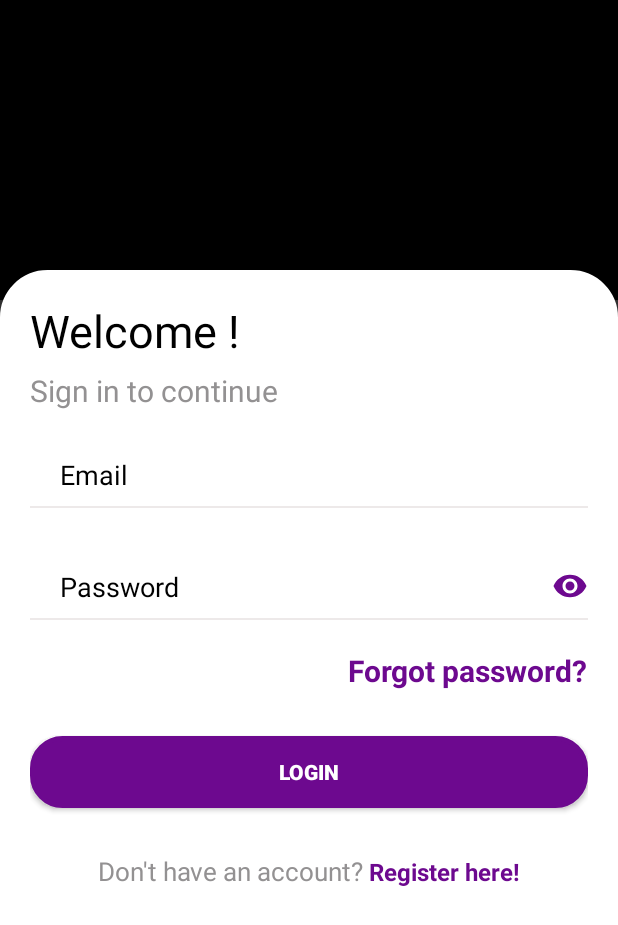
After one commit to KayesFahim/Fly-Far-Ladies, an Android app: the LoginActivity screen opened directly, with no data from a screen before it, on a phone screen of 412 x 824 dp. The commit adds this screen. Shown: the top 925 px of the screen. Run offline under Robolectric (Android 15) with nearby library versions, the phone set to English and light mode, and no system bars.

Commit message:
Login Page Done

```diff
--- a/app/src/main/AndroidManifest.xml
+++ b/app/src/main/AndroidManifest.xml
@@ -9,6 +9,12 @@
         android:roundIcon="@mipmap/ic_launcher_round"
         android:supportsRtl="true"
         android:theme="@style/Theme.FlyFarLadies">
+        <activity
+            android:name=".RegistrationActivity"
+            android:exported="false" />
+        <activity
+            android:name=".LoginActivity"
+            android:exported="false" />
         <activity
             android:name=".AuthActivity"
             android:exported="false" />
--- a/app/src/main/java/com/example/flyfarladies/AuthActivity.java
+++ b/app/src/main/java/com/example/flyfarladies/AuthActivity.java
@@ -2,7 +2,9 @@ package com.example.flyfarladies;
 
 import androidx.appcompat.app.AppCompatActivity;
 
+import android.content.Intent;
 import android.os.Bundle;
+import android.view.View;
 
 public class AuthActivity extends AppCompatActivity {
 
@@ -10,5 +12,14 @@ public class AuthActivity extends AppCompatActivity {
     protected void onCreate(Bundle savedInstanceState) {
         super.onCreate(savedInstanceState);
         setContentView(R.layout.activity_auth);
+
+    }
+
+    public void AuthRegistration(View view) {
+        startActivity(new Intent(this, RegistrationActivity.class));
+    }
+
+    public void AuthLogin(View view) {
+        startActivity(new Intent(this, LoginActivity.class));
     }
 }
--- /dev/null
+++ b/app/src/main/java/com/example/flyfarladies/LoginActivity.java
@@ -0,0 +1,14 @@
+package com.example.flyfarladies;
+
+import androidx.appcompat.app.AppCompatActivity;
+
+import android.os.Bundle;
+
+public class LoginActivity extends AppCompatActivity {
+
+    @Override
+    protected void onCreate(Bundle savedInstanceState) {
+        super.onCreate(savedInstanceState);
+        setContentView(R.layout.activity_login);
+    }
+}
--- /dev/null
+++ b/app/src/main/java/com/example/flyfarladies/RegistrationActivity.java
@@ -0,0 +1,15 @@
+package com.example.flyfarladies;
+
+import androidx.appcompat.app.AppCompatActivity;
+
+import android.os.Bundle;
+
+public class RegistrationActivity extends AppCompatActivity {
+
+    @Override
+    protected void onCreate(Bundle savedInstanceState) {
+        super.onCreate(savedInstanceState);
+        setContentView(R.layout.activity_registration);
+
+    }
+}
--- /dev/null
+++ b/app/src/main/res/drawable/bottomborder.xml
@@ -0,0 +1,12 @@
+<?xml version="1.0" encoding="utf-8"?>
+<layer-list xmlns:android="http://schemas.android.com/apk/res/android">
+    <item android:left="-4dp"
+        android:top="-4dp"
+        android:right="-4dp">
+        <shape android:shape="rectangle">
+            <stroke
+                android:width="1dp"
+                android:color="#EDE9E9" />
+        </shape>
+    </item>
+</layer-list>
--- /dev/null
+++ b/app/src/main/res/drawable/button.xml
@@ -0,0 +1,10 @@
+<?xml version="1.0" encoding="utf-8"?>
+<shape xmlns:android="http://schemas.android.com/apk/res/android"
+    android:shape="rectangle">
+
+    <solid android:color="#6d098f" />
+
+    <corners android:radius="20dp" />
+    <stroke android:width="5px"
+        android:color="#6d098f" />
+</shape>
--- /dev/null
+++ b/app/src/main/res/drawable/loginform.xml
@@ -0,0 +1,11 @@
+<?xml version="1.0" encoding="utf-8"?>
+<shape xmlns:android="http://schemas.android.com/apk/res/android"
+    android:shape="rectangle">
+
+    <solid android:color="#FFFFFF" />
+
+    <corners
+        android:topLeftRadius="30dp"
+        android:topRightRadius="30dp"/>
+    <stroke android:width="5px" android:color="#FFF" />
+</shape>
--- /dev/null
+++ b/app/src/main/res/drawable/passview.xml
@@ -0,0 +1,5 @@
+<vector android:height="24dp" android:tint="#6D098F"
+    android:viewportHeight="24" android:viewportWidth="24"
+    android:width="24dp" xmlns:android="http://schemas.android.com/apk/res/android">
+    <path android:fillColor="@android:color/white" android:pathData="M12,4.5C7,4.5 2.73,7.61 1,12c1.73,4.39 6,7.5 11,7.5s9.27,-3.11 11,-7.5c-1.73,-4.39 -6,-7.5 -11,-7.5zM12,17c-2.76,0 -5,-2.24 -5,-5s2.24,-5 5,-5 5,2.24 5,5 -2.24,5 -5,5zM12,9c-1.66,0 -3,1.34 -3,3s1.34,3 3,3 3,-1.34 3,-3 -1.34,-3 -3,-3z"/>
+</vector>
--- a/app/src/main/res/layout/activity_auth.xml
+++ b/app/src/main/res/layout/activity_auth.xml
@@ -13,6 +13,7 @@
         android:layout_width="wrap_content"
         android:layout_height="wrap_content"
         android:id="@+id/registration"
+        android:onClick="AuthRegistration"
         android:layout_centerHorizontal="true"
         android:layout_marginBottom="30dp"
         android:paddingTop="20dp"
@@ -22,11 +23,13 @@
         android:paddingRight="100dp"
         android:background="@drawable/button_border"
         android:layout_above="@+id/login"
-        android:text="@string/registration"/>
+        android:text="@string/registration"
+        tools:ignore="OnClick" />
     <Button
         android:layout_width="wrap_content"
         android:layout_height="wrap_content"
         android:id="@+id/login"
+        android:onClick="AuthLogin"
         android:layout_alignParentBottom="true"
         android:layout_centerHorizontal="true"
         android:paddingTop="20dp"
--- /dev/null
+++ b/app/src/main/res/layout/activity_login.xml
@@ -0,0 +1,126 @@
+<?xml version="1.0" encoding="utf-8"?>
+<RelativeLayout xmlns:android="http://schemas.android.com/apk/res/android"
+    xmlns:app="http://schemas.android.com/apk/res-auto"
+    xmlns:tools="http://schemas.android.com/tools"
+    android:layout_width="match_parent"
+    android:layout_height="wrap_content"
+    tools:context=".LoginActivity">
+
+        <ImageView
+            android:id="@+id/logintopimage"
+            android:layout_width="match_parent"
+            android:layout_height="200dp"
+            android:background="@color/black" />
+
+        <RelativeLayout
+            android:layout_below="@id/logintopimage"
+            android:layout_width="match_parent"
+            android:layout_height="fill_parent"
+            android:layout_marginTop="-20dp"
+            android:paddingStart="20dp"
+            android:paddingEnd="20dp"
+            android:background="@drawable/loginform">
+
+            <TextView
+                android:layout_width="wrap_content"
+                android:layout_height="wrap_content"
+                android:textSize="30sp"
+                android:id="@+id/welcome"
+                android:textColor="@color/black"
+                android:layout_marginTop="20dp"
+                android:text="@string/welcome" />
+
+            <TextView
+                android:id="@+id/welcometag"
+                android:layout_width="wrap_content"
+                android:layout_height="wrap_content"
+                android:layout_below="@+id/welcome"
+                android:textSize="20dp"
+                android:layout_marginTop="6dp"
+                android:layout_marginBottom="20dp"
+                android:textColor="@color/ash"
+                android:text="@string/sign_in_to_continue" />
+
+
+            <EditText
+                android:id="@+id/editTextTextEmailAddress"
+                android:layout_width="match_parent"
+                android:layout_height="wrap_content"
+                android:layout_below="@+id/welcometag"
+                android:background="@drawable/bottomborder"
+                android:ems="10"
+                android:hint="@string/email"
+                android:inputType="textEmailAddress"
+                android:paddingStart="20dp"
+                android:paddingTop="10dp"
+                android:paddingBottom="10dp"
+                android:textColorHint="@color/black"
+                tools:ignore="RtlSymmetry" />
+
+            <EditText
+                android:id="@+id/editTextTextPassword"
+                android:layout_width="match_parent"
+                android:layout_height="wrap_content"
+                android:layout_below="@+id/editTextTextEmailAddress"
+                android:background="@drawable/bottomborder"
+                android:drawableRight="@drawable/passview"
+                android:ems="10"
+                android:hint="@string/password"
+                android:inputType="textWebPassword"
+                android:layout_marginTop="30dp"
+                android:paddingStart="20dp"
+                android:paddingTop="10dp"
+                android:paddingBottom="10dp"
+                android:textColorHint="@color/black"
+                tools:ignore="RtlSymmetry" />
+
+            <TextView
+                android:layout_width="wrap_content"
+                android:layout_height="wrap_content"
+                android:id="@+id/forgotpassword"
+                android:layout_alignParentEnd="true"
+                android:layout_marginTop="20dp"
+                android:textSize="20sp"
+                android:textStyle="bold"
+                android:textColor="@color/primary"
+                android:layout_below="@id/editTextTextPassword"
+                android:text="@string/forgot_password"/>
+
+            <Button
+                android:layout_width="match_parent"
+                android:layout_height="wrap_content"
+                android:background="@drawable/button"
+                android:id="@+id/loginBtn"
+                android:text="@string/login"
+                android:textStyle="bold"
+                android:layout_below="@+id/forgotpassword"
+                android:layout_marginTop="30dp" />
+
+            <LinearLayout
+                android:layout_below="@id/loginBtn"
+                android:layout_width="wrap_content"
+                android:layout_height="wrap_content"
+                android:layout_centerHorizontal="true"
+                android:layout_marginTop="30dp">
+
+                <TextView
+                    android:layout_width="wrap_content"
+                    android:layout_height="wrap_content"
+                    android:textSize="17sp"
+                    android:textColor="@color/ash"
+                    android:text="@string/don_t_have_an_account"/>
+                <TextView
+                    android:layout_width="wrap_content"
+                    android:layout_height="wrap_content"
+                    android:textColor="@color/primary"
+                    android:layout_marginStart="3dp"
+                    android:textSize="16sp"
+                    android:textStyle="bold"
+                    android:text="@string/register_here"/>
+
+            </LinearLayout>
+
+        </RelativeLayout>
+
+
+</RelativeLayout>
--- /dev/null
+++ b/app/src/main/res/layout/activity_registration.xml
@@ -0,0 +1,9 @@
+<?xml version="1.0" encoding="utf-8"?>
+<androidx.constraintlayout.widget.ConstraintLayout xmlns:android="http://schemas.android.com/apk/res/android"
+    xmlns:app="http://schemas.android.com/apk/res-auto"
+    xmlns:tools="http://schemas.android.com/tools"
+    android:layout_width="match_parent"
+    android:layout_height="match_parent"
+    tools:context=".RegistrationActivity">
+
+</androidx.constraintlayout.widget.ConstraintLayout>
--- /dev/null
+++ b/app/src/main/res/values-night/strings.xml
@@ -0,0 +1,5 @@
+<?xml version="1.0" encoding="utf-8"?>
+<resources>
+    <string name="password">Password</string>
+    <string name="forgot_password">Forgot password?</string>
+</resources>
--- a/app/src/main/res/values/colors.xml
+++ b/app/src/main/res/values/colors.xml
@@ -7,4 +7,6 @@
     <color name="teal_700">#FF018786</color>
     <color name="black">#FF000000</color>
     <color name="white">#FFFFFFFF</color>
+    <color name="ash">#939192</color>
+    <color name="primary">#6d098f</color>
 </resources>
--- a/app/src/main/res/values/strings.xml
+++ b/app/src/main/res/values/strings.xml
@@ -2,4 +2,11 @@
     <string name="app_name">Fly Far Ladies</string>
     <string name="registration">Registration</string>
     <string name="login">Login</string>
+    <string name="welcome">Welcome !</string>
+    <string name="sign_in_to_continue">Sign in to continue</string>
+    <string name="email">Email</string>
+    <string name="password">Password</string>
+    <string name="forgot_password">Forgot password?</string>
+    <string name="don_t_have_an_account">Don\'t have an account?</string>
+    <string name="register_here">Register here!</string>
 </resources>
```
